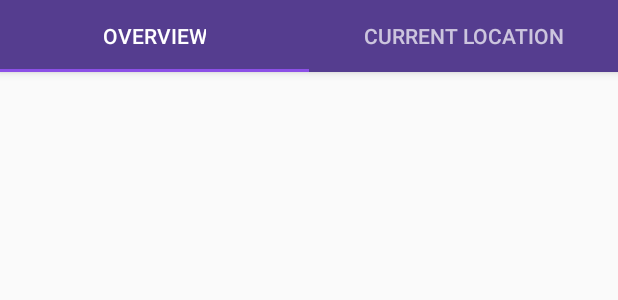
After one commit to crschriever/Cicerone, an Android app: the layout activity_location.xml on its own in the app's theme, with its tools: preview values and no code run, on a phone screen of 412 x 824 dp. The commit adds this screen. Shown: the top 300 px of the screen. Run offline under Robolectric (Android 15) with nearby library versions, the phone set to English and light mode, and no system bars.

Commit message:
Overhaul trip views

```diff
--- a/Cicerone/app/build.gradle
+++ b/Cicerone/app/build.gradle
@@ -28,5 +28,6 @@ dependencies {
     compile 'com.android.support.constraint:constraint-layout:1.0.2'
     compile 'com.android.volley:volley:1.0.0'
     compile 'com.android.support:design:25.3.1'
+    compile 'com.android.support:support-v4:25.3.1'
     testCompile 'junit:junit:4.12'
 }
--- a/Cicerone/app/src/main/java/com/theciceroneapp/cicerone/controller/ModeSelectorActivity.java
+++ b/Cicerone/app/src/main/java/com/theciceroneapp/cicerone/controller/ModeSelectorActivity.java
@@ -92,7 +92,7 @@ public class ModeSelectorActivity extends AppCompatActivity {
 
 
                     Intent tripPage = new Intent(getApplicationContext(),
-                            ThisTripActivity.class);
+                            TripHomeActivity.class);
                     startActivity(tripPage);
                 }
             }
--- /dev/null
+++ b/Cicerone/app/src/main/res/layout/activity_location.xml
@@ -0,0 +1,37 @@
+<?xml version="1.0" encoding="utf-8"?>
+<android.support.design.widget.CoordinatorLayout xmlns:android="http://schemas.android.com/apk/res/android"
+    xmlns:tools="http://schemas.android.com/tools"
+    xmlns:app="http://schemas.android.com/apk/res-auto"
+    android:layout_width="match_parent"
+    android:layout_height="match_parent">
+
+    <android.support.design.widget.AppBarLayout
+        android:id="@+id/appbar"
+        android:layout_width="match_parent"
+        android:layout_height="wrap_content"
+        android:theme="@android:style/Theme.Material">
+
+        <android.support.design.widget.TabLayout
+            android:id="@+id/tabs"
+            android:layout_width="match_parent"
+            android:layout_height="wrap_content">
+
+            <android.support.design.widget.TabItem
+                android:layout_width="wrap_content"
+                android:layout_height="wrap_content"
+                android:text="Overview" />
+
+            <android.support.design.widget.TabItem
+                android:layout_width="wrap_content"
+                android:layout_height="wrap_content"
+                android:text="Current Location" />
+        </android.support.design.widget.TabLayout>
+    </android.support.design.widget.AppBarLayout>
+
+    <android.support.v4.widget.NestedScrollView
+        android:layout_width="match_parent"
+        android:layout_height="match_parent"
+        app:layout_behavior="android.support.design.widget.AppBarLayout$ScrollingViewBehavior">
+
+    </android.support.v4.widget.NestedScrollView>
+</android.support.design.widget.CoordinatorLayout>
--- a/Cicerone/app/src/main/res/values/strings.xml
+++ b/Cicerone/app/src/main/res/values/strings.xml
@@ -15,4 +15,7 @@
     <string name="pedestrianMsg">I\'m a pedestrian.</string>
     <string name="in_car">I\'m in a car.</string>
     <string name="tour_button">Tour!</string>
+
+    <!-- TODO: Remove or change this placeholder text -->
+    <string name="hello_blank_fragment">Hello blank fragment</string>
 </resources>
```
Also changed, not shown: Cicerone/app/src/main/AndroidManifest.xml (+2 -6 lines), Cicerone/app/src/main/java/com/theciceroneapp/cicerone/controller/LocationFragment.java (added, +109 -0 lines), Cicerone/app/src/main/java/com/theciceroneapp/cicerone/controller/ThisTripActivity.java (deleted, +0 -147 lines), Cicerone/app/src/main/java/com/theciceroneapp/cicerone/controller/TripHomeActivity.java (added, +15 -0 lines), Cicerone/app/src/main/res/layout/activity_this_trip.xml (deleted, +0 -36 lines), Cicerone/app/src/main/res/layout/fragment_location.xml (added, +13 -0 lines).
